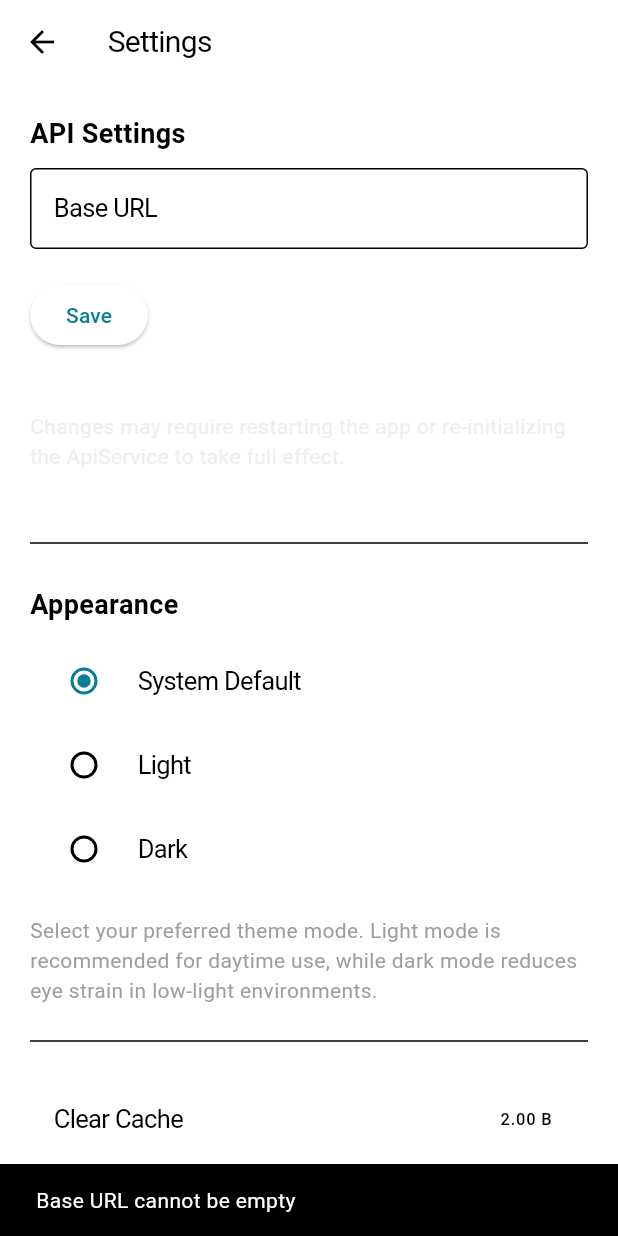
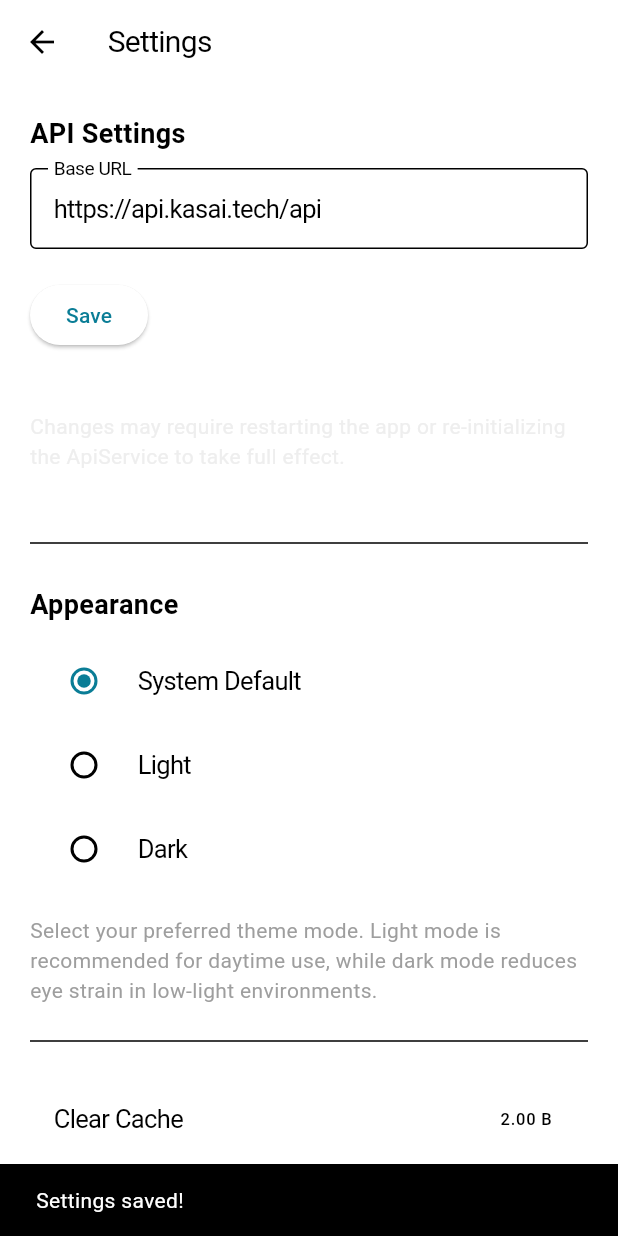
Before and after one commit to kirilft/Weinkeller, a Flutter app: the SettingsPage screen opened by its route, after a tap on "Save", on a phone screen of 412 x 824 dp. Run offline on Flutter 3.47's test engine with Material 3 defaults, Android fonts, the phone set to English and light mode, and no system bars; our stand-ins replace flutter_secure_storage, flutter_svg, font_awesome_flutter, shared_preferences, sqflite; missing offline and left inert: qr_code_scanner; accounts and stored records are empty; generated files the repository leaves out were written again; Roboto replaces fonts that are missing (SF Pro).

```diff
--- a/lib/components/qr_result.dart
+++ b/lib/components/qr_result.dart
@@ -1,4 +1,4 @@
-import 'dart:ui'; // For FontFeature
+// For FontFeature
 import 'dart:io'; // For SocketException
 import 'package:flutter/material.dart';
 import 'package:flutter/services.dart';
--- a/lib/main.dart
+++ b/lib/main.dart
@@ -165,8 +165,8 @@ class LanguageChangeNotifier extends InheritedWidget {
   const LanguageChangeNotifier({
     super.key,
     required this.onLocaleChanged,
-    required Widget child,
-  }) : super(child: child);
+    required super.child,
+  });
 
   static LanguageChangeNotifier? of(BuildContext context) {
     return context.dependOnInheritedWidgetOfExactType<LanguageChangeNotifier>();
--- a/lib/pages/settings.dart
+++ b/lib/pages/settings.dart
@@ -5,7 +5,6 @@ import 'package:flutter/material.dart';
 import 'package:provider/provider.dart';
 import 'package:flutter_secure_storage/flutter_secure_storage.dart';
 import 'package:weinkeller/config/app_colors.dart';
-
 import 'package:weinkeller/config/theme.dart';
 import 'package:weinkeller/services/auth_service.dart';
 import 'package:weinkeller/services/api_service.dart';
@@ -30,12 +29,27 @@ class _SettingsPageState extends State<SettingsPage> {
     _updateCacheSize(); // Update the cache size on init
   }
 
+  /// Sanitizes the URL ensuring it starts with 'https://' and ends with '/api'
+  String _sanitizeUrl(String url) {
+    String sanitized = url.trim();
+    if (!sanitized.startsWith('https://')) {
+      sanitized = 'https://' + sanitized;
+    }
+    if (!sanitized.endsWith('/api')) {
+      sanitized = sanitized + '/api';
+    }
+    return sanitized;
+  }
+
   /// Loads the saved base URL from secure storage.
   Future<void> _loadSettings() async {
     const secureStorage = FlutterSecureStorage();
     final storedBaseUrl = await secureStorage.read(key: 'baseUrl');
-    // Fallback if none found.
-    _baseUrlController.text = storedBaseUrl ?? '';
+    // Use fallback if none is found; otherwise, sanitize the stored URL.
+    _baseUrlController.text =
+        (storedBaseUrl != null && storedBaseUrl.isNotEmpty)
+            ? _sanitizeUrl(storedBaseUrl)
+            : 'https://api.kasai.tech/api';
 
     setState(() {
       _isLoading = false;
@@ -50,13 +64,17 @@ class _SettingsPageState extends State<SettingsPage> {
 
   /// Saves new baseURL to secure storage and clears the token if changed.
   Future<void> _saveSettings() async {
-    final newBaseUrl = _baseUrlController.text.trim();
+    String newBaseUrl = _baseUrlController.text.trim();
     if (newBaseUrl.isEmpty) {
       ScaffoldMessenger.of(context).showSnackBar(
         const SnackBar(content: Text('Base URL cannot be empty')),
       );
       return;
     }
+
+    // Sanitize the URL to ensure it starts with 'https://' and ends with '/api'
+    newBaseUrl = _sanitizeUrl(newBaseUrl);
+
     if (!_isValidUrl(newBaseUrl)) {
       ScaffoldMessenger.of(context).showSnackBar(
         const SnackBar(content: Text('Invalid URL format')),
@@ -69,7 +87,7 @@ class _SettingsPageState extends State<SettingsPage> {
 
     if (oldBaseUrl != newBaseUrl) {
       debugPrint('SETTINGS: BaseURL changed from $oldBaseUrl to $newBaseUrl');
-      // Clear the existing token so user must reauthenticate.
+      // Clear the existing token so the user must reauthenticate.
       final authService = context.read<AuthService>();
       await authService.clearAuthToken();
 
@@ -78,6 +96,8 @@ class _SettingsPageState extends State<SettingsPage> {
       apiService.baseUrl = newBaseUrl;
 
       await secureStorage.write(key: 'baseUrl', value: newBaseUrl);
+      // Update the controller text to reflect the sanitized URL.
+      _baseUrlController.text = newBaseUrl;
     } else {
       debugPrint(
           'SETTINGS: BaseURL is unchanged ($oldBaseUrl). Token remains valid.');
--- a/lib/providers/settings_provider.dart
+++ b/lib/providers/settings_provider.dart
@@ -15,39 +15,55 @@ class SettingsProvider with ChangeNotifier {
   String get baseURL => _baseURL;
   String? get authToken => _authToken;
 
+  /// Sanitizes the URL ensuring it starts with 'https://' and ends with '/api'
+  String _sanitizeUrl(String url) {
+    String sanitized = url.trim();
+    if (!sanitized.startsWith('https://')) {
+      sanitized = 'https://' + sanitized;
+    }
+    if (!sanitized.endsWith('/api')) {
+      sanitized = sanitized + '/api';
+    }
+    return sanitized;
+  }
+
   /// Load both baseURL and authToken from secure storage.
   Future<void> _loadSettings() async {
     const secureStorage = FlutterSecureStorage();
     final storedBaseUrl = await secureStorage.read(key: _baseUrlKey);
     final storedToken = await secureStorage.read(key: _authTokenKey);
 
-    // Use fallback if no baseURL is found
-    _baseURL = storedBaseUrl ?? 'https://api.kasai.tech/api';
+    // Use fallback if no baseURL is found; otherwise, sanitize the stored URL.
+    _baseURL = (storedBaseUrl != null && storedBaseUrl.isNotEmpty)
+        ? _sanitizeUrl(storedBaseUrl)
+        : 'https://api.kasai.tech/api';
     _authToken = storedToken;
     notifyListeners();
   }
 
-  /// Updates the baseURL. If the baseURL changes, clear the token to force re-auth.
+  /// Updates the baseURL. If it changes, clears the token to force re-authentication.
   Future<void> updateBaseURL(String newURL) async {
-    // Basic validation to avoid empty URL
     if (newURL.isEmpty) {
       debugPrint('[SettingsProvider] Invalid empty baseURL. Aborting update.');
       return;
     }
-    if (_baseURL != newURL) {
-      // Clear token to require reauthentication
+
+    final sanitizedUrl = _sanitizeUrl(newURL);
+
+    if (_baseURL != sanitizedUrl) {
+      // Clear token to require reauthentication.
       await clearAuthToken();
     }
-    _baseURL = newURL;
+    _baseURL = sanitizedUrl;
 
     const secureStorage = FlutterSecureStorage();
-    await secureStorage.write(key: _baseUrlKey, value: newURL);
+    await secureStorage.write(key: _baseUrlKey, value: sanitizedUrl);
 
     debugPrint('[SettingsProvider] baseURL updated to $_baseURL');
     notifyListeners();
   }
 
-  /// Sets a new auth token and persists it. (Call this after successful login)
+  /// Sets a new auth token and persists it. (Call this after a successful login)
   Future<void> setAuthToken(String token) async {
     _authToken = token;
     const secureStorage = FlutterSecureStorage();
@@ -56,7 +72,7 @@ class SettingsProvider with ChangeNotifier {
     notifyListeners();
   }
 
-  /// Clears the auth token (e.g., on logout or baseURL change)
+  /// Clears the auth token (e.g., on logout or when the baseURL changes)
   Future<void> clearAuthToken() async {
     _authToken = null;
     const secureStorage = FlutterSecureStorage();
```
Also changed, not shown: 1 other file.
